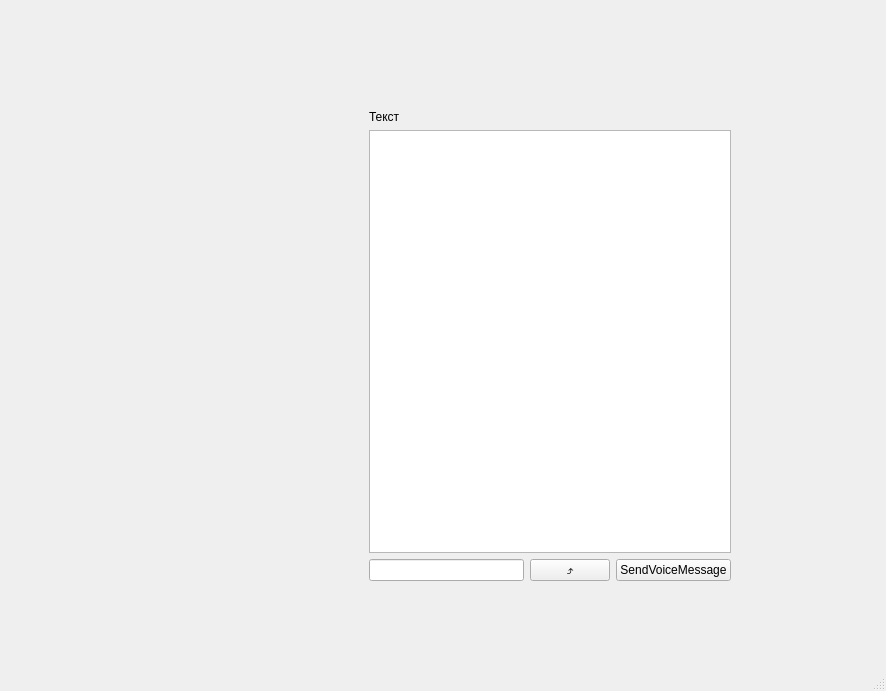
This is mainwindow.ui in Jwin531/Messenger as Qt 5 draws it before an edit. The edited form follows.
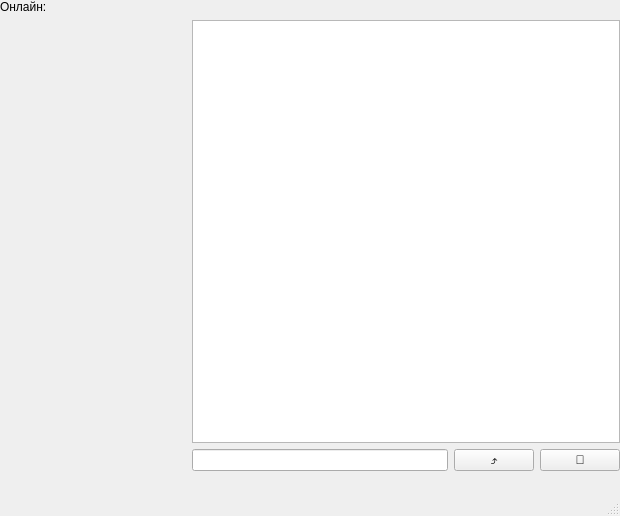
This is the edited form.

What changed in the file:
```diff
--- a/mainwindow.ui
+++ b/mainwindow.ui
@@ -6,8 +6,8 @@
    <rect>
     <x>0</x>
     <y>0</y>
-    <width>886</width>
-    <height>691</height>
+    <width>620</width>
+    <height>516</height>
    </rect>
   </property>
   <property name="windowTitle">
@@ -17,9 +17,9 @@
    <widget class="QWidget" name="horizontalLayoutWidget">
     <property name="geometry">
      <rect>
-      <x>230</x>
-      <y>110</y>
-      <width>501</width>
+      <x>0</x>
+      <y>0</y>
+      <width>620</width>
       <height>471</height>
      </rect>
     </property>
@@ -29,17 +29,33 @@
        <property name="spacing">
         <number>6</number>
        </property>
+       <property name="leftMargin">
+        <number>0</number>
+       </property>
        <property name="rightMargin">
         <number>139</number>
        </property>
-      </layout>
-     </item>
-     <item>
-      <layout class="QVBoxLayout" name="verticalLayout">
-       <item>
+       <item alignment="Qt::AlignTop">
         <widget class="QLabel" name="label">
+         <property name="sizePolicy">
+          <sizepolicy hsizetype="Preferred" vsizetype="Preferred">
+           <horstretch>0</horstretch>
+           <verstretch>0</verstretch>
+          </sizepolicy>
+         </property>
          <property name="text">
-          <string>Текст</string>
+          <string>Онлайн:</string>
+         </property>
+        </widget>
+       </item>
+      </layout>
+     </item>
+     <item>
+      <layout class="QVBoxLayout" name="ChatInterfaceverticalLayout">
+       <item>
+        <widget class="QLabel" name="chatWithLabel">
+         <property name="text">
+          <string/>
          </property>
         </widget>
        </item>
@@ -98,7 +114,7 @@
          <item>
           <widget class="QPushButton" name="SendVoiceMessage">
            <property name="text">
-            <string>SendVoiceMessage</string>
+            <string>🎤</string>
            </property>
           </widget>
          </item>
```
Left out of the diff: 4 changed lines with no effect on the pictures.
